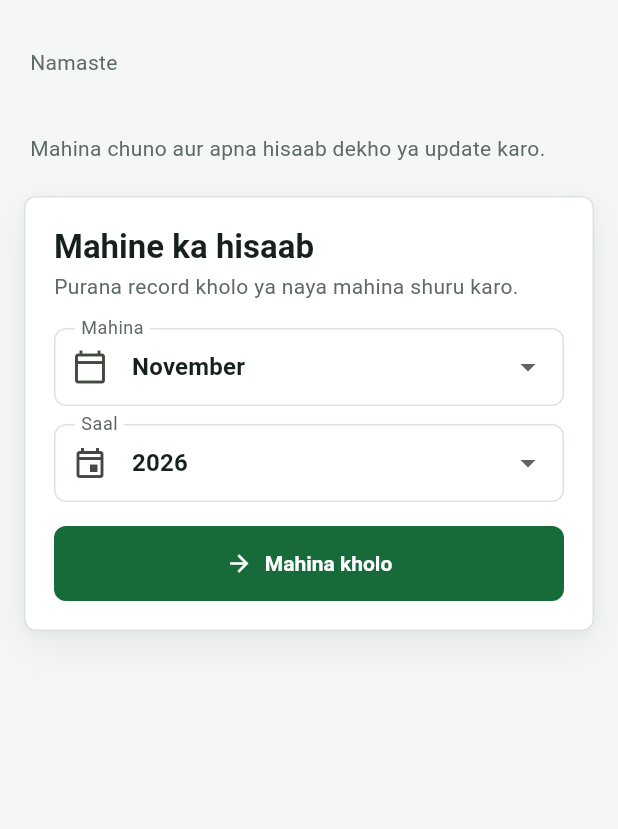
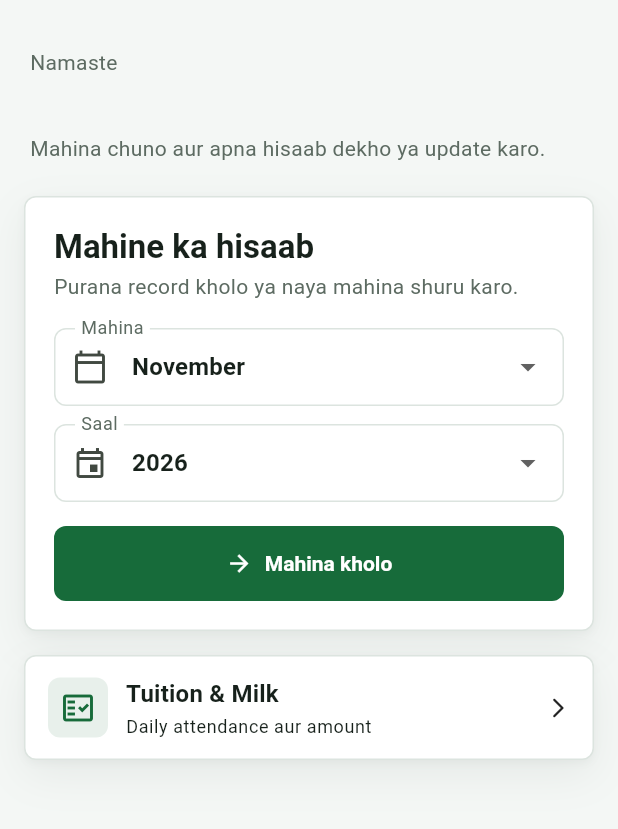
Before and after one commit to djha6638-bossDK/Hisaab_book, a Flutter app: the screen it shows once a user with an empty profile is signed in, on a phone screen of 412 x 824 dp, the part 59-888 px from its top. Run offline on Flutter 3.47's test engine with Material 3 defaults, Android fonts, the phone set to English and light mode, and no system bars; our stand-ins replace cloud_firestore, firebase_auth, firebase_core, flutter_local_notifications, flutter_timezone, google_sign_in and 6 more; accounts and stored records are empty; network calls fail.

Commit message:
Add Tuition & Milk shortcut on home and rename labels

```diff
--- a/lib/screens/daily_service_settings_screen.dart
+++ b/lib/screens/daily_service_settings_screen.dart
@@ -130,7 +130,7 @@ class _DailyServiceSettingsScreenState
     final milkQuantity = parseIndianAmount(_milkQuantityController.text) ?? 0;
 
     return Scaffold(
-      appBar: AppBar(title: const Text('Tuition aur doodh settings')),
+      appBar: AppBar(title: const Text('Tuition & Milk settings')),
       bottomNavigationBar: Material(
         color: Theme.of(context).colorScheme.surface,
         elevation: 12,
--- a/lib/screens/daily_services_screen.dart
+++ b/lib/screens/daily_services_screen.dart
@@ -74,7 +74,7 @@ class _DailyServicesScreenState extends State<DailyServicesScreen> {
         _loading = false;
         _error = friendlyError(
           error,
-          fallback: 'Tuition aur doodh ka data load nahi ho paya.',
+          fallback: 'Tuition & Milk ka data load nahi ho paya.',
         );
       });
     }
@@ -134,10 +134,10 @@ class _DailyServicesScreenState extends State<DailyServicesScreen> {
   Widget build(BuildContext context) {
     return Scaffold(
       appBar: AppBar(
-        title: const Text('Tuition aur doodh'),
+        title: const Text('Tuition & Milk'),
         actions: <Widget>[
           IconButton(
-            tooltip: 'Tuition aur doodh settings',
+            tooltip: 'Tuition & Milk settings',
             onPressed: _editSettings,
             icon: const Icon(Icons.settings_outlined),
           ),
@@ -147,7 +147,7 @@ class _DailyServicesScreenState extends State<DailyServicesScreen> {
         child: AppContent(
           maxWidth: 820,
           child: _loading
-              ? const AppLoadingView(label: 'Tuition aur doodh load ho raha hai...')
+              ? const AppLoadingView(label: 'Tuition & Milk load ho raha hai...')
               : _error != null
               ? AppStatusView(
                   icon: Icons.cloud_off_outlined,
@@ -166,7 +166,7 @@ class _DailyServicesScreenState extends State<DailyServicesScreen> {
                           crossAxisAlignment: CrossAxisAlignment.stretch,
                           children: <Widget>[
                             const AppSectionHeader(
-                              title: 'Tuition aur doodh set karo',
+                              title: 'Tuition & Milk set karo',
                               subtitle:
                                   'Pehle tuition fee, doodh ka rate aur roz ki '
                                   'default quantity bharo.',
--- a/lib/screens/home_screen.dart
+++ b/lib/screens/home_screen.dart
@@ -273,7 +273,7 @@ class _HomeScreenState extends State<HomeScreen> {
       if (settings == null) {
         ScaffoldMessenger.of(context).showSnackBar(
           const SnackBar(
-            content: Text('Pehle tuition aur doodh settings bharo.'),
+            content: Text('Pehle Tuition & Milk settings bharo.'),
           ),
         );
         return;
@@ -659,11 +659,15 @@ class _HomeScreenState extends State<HomeScreen> {
     }
   }
 
-  void _openDrawerPage(Widget page) {
-    Navigator.of(context).pop();
+  void _pushPage(Widget page) {
     Navigator.of(context).push<void>(
       MaterialPageRoute<void>(builder: (_) => page),
     );
+  }
+
+  void _openDrawerPage(Widget page) {
+    Navigator.of(context).pop();
+    _pushPage(page);
   }
 
   void _openSavedRecords() {
@@ -679,8 +683,12 @@ class _HomeScreenState extends State<HomeScreen> {
     _openDrawerPage(RecurringExpensesScreen(repository: widget.repository));
   }
 
+  void _openDailyServicesFromDrawer() {
+    _openDrawerPage(DailyServicesScreen(repository: widget.repository));
+  }
+
   void _openDailyServices() {
-    _openDrawerPage(DailyServicesScreen(repository: widget.repository));
+    _pushPage(DailyServicesScreen(repository: widget.repository));
   }
 
   void _openPaymentPeople() {
@@ -816,7 +824,7 @@ class _HomeScreenState extends State<HomeScreen> {
         displayName: widget.user.displayName,
         onOpenSavedRecords: _openSavedRecords,
         onOpenRecurringExpenses: _openRecurringExpenses,
-        onOpenDailyServices: _openDailyServices,
+        onOpenDailyServices: _openDailyServicesFromDrawer,
         onOpenPaymentPeople: _openPaymentPeople,
       ),
       appBar: AppBar(
@@ -1025,6 +1033,70 @@ class _HomeScreenState extends State<HomeScreen> {
                   ),
                 ),
                 const SizedBox(height: 16),
+                AppSurface(
+                  padding: EdgeInsets.zero,
+                  child: Material(
+                    type: MaterialType.transparency,
+                    child: InkWell(
+                      key: const ValueKey<String>('home-tuition-milk'),
+                      borderRadius: BorderRadius.circular(8),
+                      onTap: _openDailyServices,
+                      child: Padding(
+                        padding: const EdgeInsets.symmetric(
+                          horizontal: 16,
+                          vertical: 14,
+                        ),
+                        child: Row(
+                          children: <Widget>[
+                            Container(
+                              width: 40,
+                              height: 40,
+                              decoration: BoxDecoration(
+                                color: Theme.of(
+                                  context,
+                                ).colorScheme.primary.withValues(alpha: 0.1),
+                                borderRadius: BorderRadius.circular(8),
+                              ),
+                              child: Icon(
+                                Icons.fact_check_outlined,
+                                color: Theme.of(context).colorScheme.primary,
+                              ),
+                            ),
+                            const SizedBox(width: 12),
+                            Expanded(
+                              child: Column(
+                                crossAxisAlignment: CrossAxisAlignment.start,
+                                children: <Widget>[
+                                  Text(
+                                    'Tuition & Milk',
+                                    style: Theme.of(context)
+                                        .textTheme
+                                        .titleMedium
+                                        ?.copyWith(
+                                          fontWeight: FontWeight.w700,
+                                        ),
+                                  ),
+                                  const SizedBox(height: 2),
+                                  Text(
+                                    'Daily attendance aur amount',
+                                    style: Theme.of(
+                                      context,
+                                    ).textTheme.bodySmall,
+                                  ),
+                                ],
+                              ),
+                            ),
+                            const Icon(
+                              Icons.arrow_forward_ios_rounded,
+                              size: 16,
+                            ),
+                          ],
+                        ),
+                      ),
+                    ),
+                  ),
+                ),
+                const SizedBox(height: 16),
                 if (_attendanceCheckError != null) ...<Widget>[
                   AppSurface(
                     color: const Color(0xfffff7ed),
@@ -1069,7 +1141,7 @@ class _HomeScreenState extends State<HomeScreen> {
                                   ),
                                   const SizedBox(height: 3),
                                   Text(
-                                    'Tuition aur doodh ka hisaab aaj tak nahi '
+                                    'Tuition & Milk ka hisaab aaj tak nahi '
                                     'bhara. Abhi bhar do.',
                                     style: Theme.of(
                                       context,
--- a/lib/widgets/home_drawer.dart
+++ b/lib/widgets/home_drawer.dart
@@ -83,7 +83,7 @@ class HomeDrawer extends StatelessWidget {
             _DrawerItem(
               key: const ValueKey<String>('drawer-daily-services'),
               icon: Icons.fact_check_outlined,
-              label: 'Tuition aur doodh',
+              label: 'Tuition & Milk',
               subtitle: 'Daily attendance aur amount',
               onTap: onOpenDailyServices,
             ),
```
Also changed, not shown: 1 other file.
